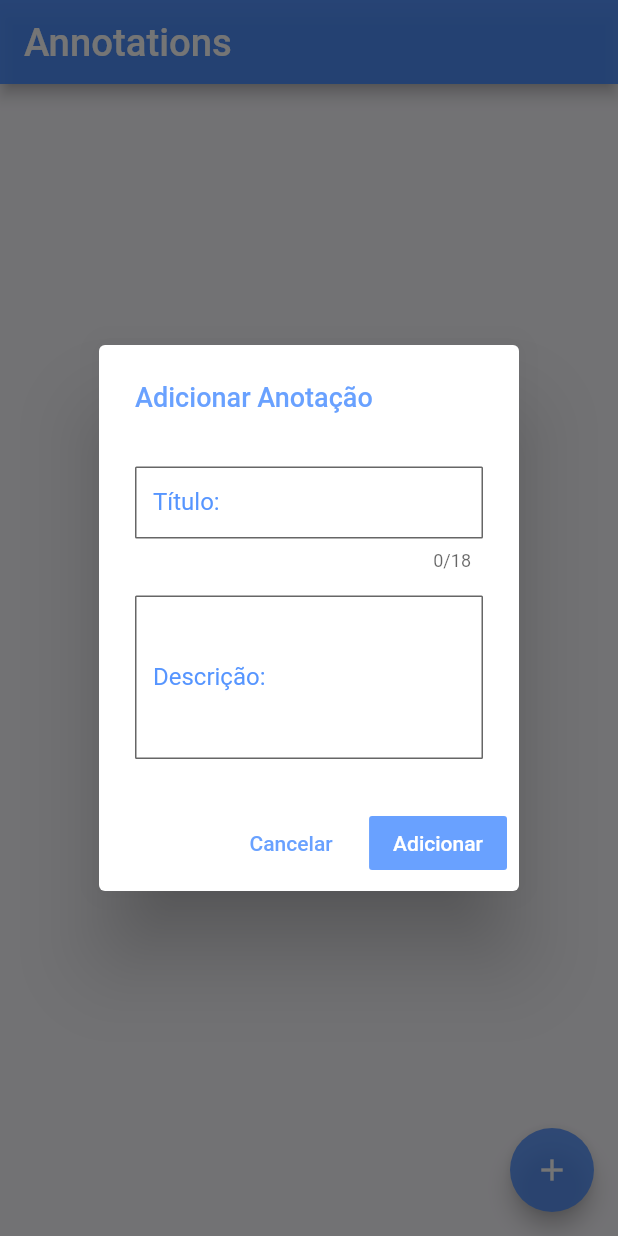
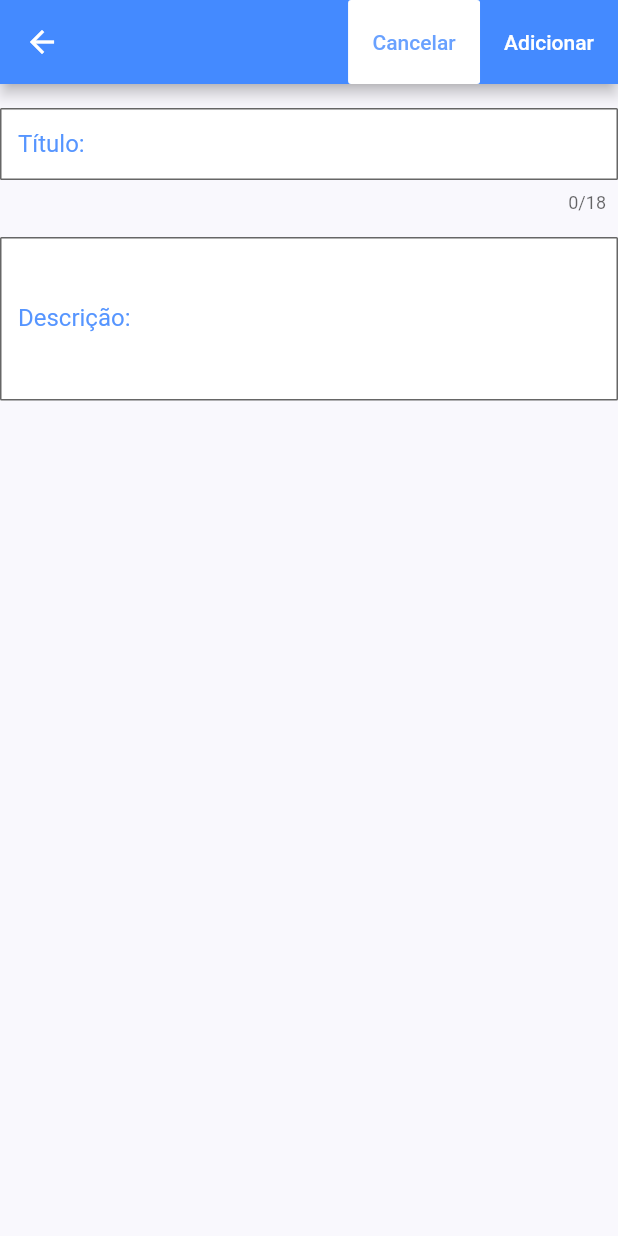
Before and after one commit to LucasSantus/Annotations, a Flutter app: the screen it shows after launch, after a tap on the "add" icon, on a phone screen of 412 x 824 dp. Run offline on Flutter 3.47's test engine with Material 2 defaults, Android fonts, the phone set to English and light mode, and no system bars; our stand-ins replace sqflite; accounts and stored records are empty.

Commit message:
aprimorando cadastro. - foi iniciado a implementação tanto do código quanto da UI do sistema de cadastro da aplicação.

```diff
--- a/lib/constants.dart
+++ b/lib/constants.dart
@@ -2,7 +2,10 @@ import 'package:flutter/material.dart';
 
 // Cores para utilizar no aplicativo.
 const KPrimaryColor = Colors.blueAccent;
+const KSecundaryColor = Colors.black12;
+
 const kTextColor = Color(0xFF3C4046);
+
 const kBackgroundColor = Color(0xFFF9F8FD);
 
 // Valor de Padding para utilizar no aplicativo.
--- a/lib/screens/home_screen.dart
+++ b/lib/screens/home_screen.dart
@@ -81,7 +81,7 @@ class _HomeScreenState extends State<HomeScreen> {
     );
   }
 
-  _cadastro( {Anotacao anotacao} ){
+  _cadastro( Size size, {Anotacao anotacao}){
 
     if( anotacao == null ){
       //salvando
@@ -101,15 +101,50 @@ class _HomeScreenState extends State<HomeScreen> {
     showDialog(
         context: context,
         builder: (context){
-          return AlertDialog(
-            title: Text(
-              "$_stateTitulo",
-              style: TextStyle(
-                color: KPrimaryColor.withOpacity(0.8),
-                fontSize: 18,
+          return Scaffold(
+            appBar: AppBar(
+              title: Text(
+                "$_stateTitulo",
+                style: TextStyle(
+                  color: KPrimaryColor.withOpacity(0.8),
+                  fontSize: 18,
+                ),
               ),
+              actions: <Widget>[
+                FlatButton(
+                    onPressed: () => Navigator.pop(context),
+                    color: Colors.white,
+                    child: Text(
+                      "Cancelar",
+                      style: TextStyle(
+                        color: KPrimaryColor.withOpacity(0.8),
+                      ),
+                    )
+                ),
+                FlatButton(
+                  onPressed: (){
+                    //salvar
+                    if(_formKey.currentState.validate()){
+                      setState(() {
+                        _stateFloatingButton = true;
+                      });
+                      salvarAtualizarAnotacao(anotacaoSelecionada: anotacao);
+                      Navigator.pop(context);
+                    }
+                  },
+                  color: KPrimaryColor.withOpacity(0.8),
+                  child: Text(
+                    _stateButton,
+                    style: TextStyle(
+                      color: Colors.white,
+                    ),
+                  ),
+                ),
+              ],
             ),
-            content: SingleChildScrollView(
+            //backgroundColor: KPrimaryColor.withOpacity(0.9),
+
+            body: SingleChildScrollView(
               child: Form(
                 key: _formKey,
                 child: Column(
@@ -174,37 +209,6 @@ class _HomeScreenState extends State<HomeScreen> {
                 ),
               ),
             ),
-            actions: <Widget>[
-              FlatButton(
-                  onPressed: () => Navigator.pop(context),
-                  color: Colors.white,
-                  child: Text(
-                    "Cancelar",
-                    style: TextStyle(
-                      color: KPrimaryColor.withOpacity(0.8),
-                    ),
-                  )
-              ),
-              FlatButton(
-                onPressed: (){
-                  //salvar
-                  if(_formKey.currentState.validate()){
-                    setState(() {
-                      _stateFloatingButton = true;
-                    });
-                    salvarAtualizarAnotacao(anotacaoSelecionada: anotacao);
-                    Navigator.pop(context);
-                  }
-                },
-                color: KPrimaryColor.withOpacity(0.8),
-                child: Text(
-                  _stateButton,
-                  style: TextStyle(
-                    color: Colors.white,
-                  ),
-                ),
-              ),
-            ],
           );
         }
     );
@@ -230,7 +234,7 @@ class _HomeScreenState extends State<HomeScreen> {
                         leading: Icon(Icons.edit),
                         title: Text('Editar'),
                         onTap: (){
-                          _cadastro(anotacao: anotacao);
+                          _cadastro(size, anotacao: anotacao);
                         },
                       ),
                     ),
@@ -511,7 +515,7 @@ class _HomeScreenState extends State<HomeScreen> {
           foregroundColor: Colors.white,
           child: Icon(Icons.add),
           onPressed: (){
-            _cadastro();
+            _cadastro(size);
           }
       ),
     );
```
